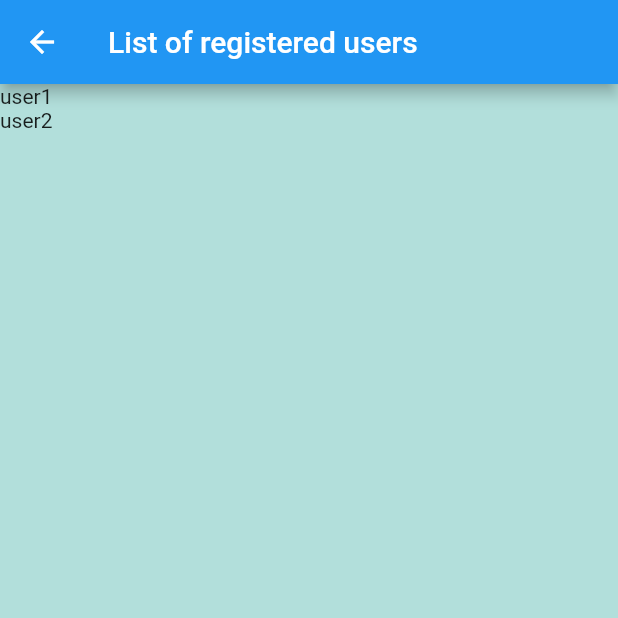
After one commit to urantiatech/authenticator_flutter, a Flutter app: the UserListPage screen opened directly, on a phone screen of 412 x 824 dp, the top half of it. The commit adds this screen. Run offline on Flutter 3.47's test engine with Material 2 defaults, Android fonts, the phone set to English and light mode, and no system bars.

Commit message:
added userList page

```diff
--- a/lib/main.dart
+++ b/lib/main.dart
@@ -1,6 +1,7 @@
 import 'package:flutter/material.dart';
 import 'package:flutter/painting.dart';
 import 'register.dart';
+import 'userList.dart';
 
 void main() {
   runApp(
@@ -110,6 +111,15 @@ class _LoginPageState extends State<LoginPage> {
               onPressed: () {
                 print(controllerEmail.text);
                 print(controllerPassword.text);
+                if (controllerEmail.text == 'admin' &&
+                    controllerPassword.text == 'admin') {
+                  Navigator.push(
+                    context,
+                    MaterialPageRoute(
+                      builder: (context) => UserListPage(),
+                    ),
+                  );
+                }
               },
               padding: EdgeInsets.all(10),
               elevation: 5,
--- /dev/null
+++ b/lib/userList.dart
@@ -0,0 +1,26 @@
+import 'package:flutter/material.dart';
+
+class UserListPage extends StatefulWidget {
+  @override
+  _UserListPageState createState() => _UserListPageState();
+}
+
+class _UserListPageState extends State<UserListPage> {
+  @override
+  Widget build(BuildContext context) {
+    return Scaffold(
+      appBar: AppBar(
+        title: Text('List of registered users'),
+      ),
+      backgroundColor: Colors.teal[100],
+      body: SafeArea(
+        child: Column(
+          children: [
+            Text('user1'),
+            Text('user2'),
+          ],
+        ),
+      ),
+    );
+  }
+}
```
